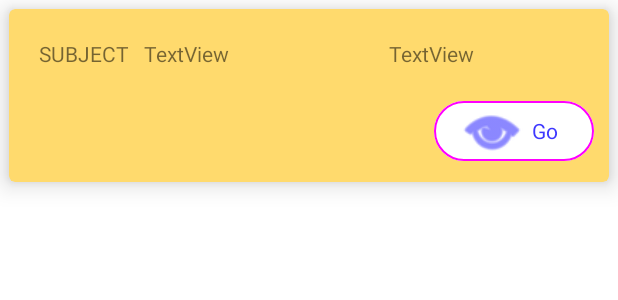
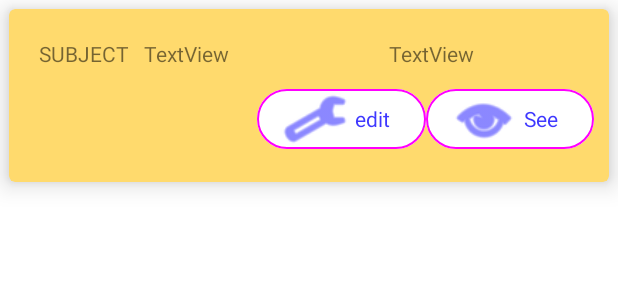
Before and after one commit to 2DAMPRACTICASPRESENCIALES/LepreNotes_App, an Android app: the layout activity_main_item.xml on its own in the app's theme, with its tools: preview values and no code run, on a phone screen of 412 x 824 dp. Shown: the top 300 px of the screen. Run offline under Robolectric (Android 15) with nearby library versions, the phone set to English and light mode, and no system bars.

Commit message:
Update edit note, but not finish

```diff
--- a/app/src/main/AndroidManifest.xml
+++ b/app/src/main/AndroidManifest.xml
@@ -15,6 +15,9 @@
         android:supportsRtl="true"
         android:theme="@style/Theme.LepreNotesApp"
         tools:targetApi="31">
+        <activity
+            android:name=".view.EditNoteActivity"
+            android:exported="false" />
         <activity
             android:name=".view.ListReviewsActivity"
             android:exported="false" />
--- a/app/src/main/java/com/example/leprenotesapp/domain/NoteSingleton.java
+++ b/app/src/main/java/com/example/leprenotesapp/domain/NoteSingleton.java
@@ -9,7 +9,7 @@ public class NoteSingleton {
     private long id;
     private String title;
     private String subject;
-    private byte[] content;
+    private String content;
     private String schoolYear;
     private int price;
 
@@ -46,11 +46,11 @@ public class NoteSingleton {
         this.subject = subject;
     }
 
-    public byte[] getContent() {
+    public String getContent() {
         return content;
     }
 
-    public void setContent(byte[] content) {
+    public void setContent(String content) {
         this.content = content;
     }
 
--- a/app/src/main/res/layout/activity_main_item.xml
+++ b/app/src/main/res/layout/activity_main_item.xml
@@ -50,6 +50,26 @@
 
         </LinearLayout>
 
+        <LinearLayout
+            android:layout_width="match_parent"
+            android:layout_height="match_parent"
+            android:gravity="right"
+            android:orientation="horizontal">
+
+            <Button
+                android:id="@+id/main_rcview_editbutton"
+                style="@style/Widget.Material3.Button.OutlinedButton.Icon"
+                android:layout_width="wrap_content"
+                android:layout_height="48dp"
+                android:layout_gravity="right|center_horizontal"
+                android:layout_marginTop="8dp"
+                android:backgroundTint="@color/white"
+                android:text="@string/edit"
+                android:textSize="14sp"
+                app:icon="@android:drawable/ic_menu_preferences"
+                app:iconGravity="textStart"
+                app:iconSize="45dp" />
+
             <Button
                 android:id="@+id/main_rcview_seebutton"
                 style="@style/Widget.Material3.Button.OutlinedButton.Icon"
@@ -57,12 +77,13 @@
                 android:layout_height="48dp"
                 android:layout_gravity="right|center_horizontal"
                 android:layout_marginTop="8dp"
-            android:text="@string/go"
+                android:backgroundTint="@color/white"
+                android:text="@string/see"
                 android:textSize="14sp"
                 app:icon="@android:drawable/ic_menu_view"
                 app:iconGravity="textStart"
-            app:iconSize="45dp"
-            android:backgroundTint="@color/white" />
+                app:iconSize="45dp" />
+        </LinearLayout>
     </LinearLayout>
 
 </com.google.android.material.card.MaterialCardView>
--- a/app/src/main/res/values/strings.xml
+++ b/app/src/main/res/values/strings.xml
@@ -3,4 +3,6 @@
     <string name="go">Go</string>
     <string name="subject">SUBJECT</string>
     <string name="price">PRICE</string>
+    <string name="see">See</string>
+    <string name="edit">edit</string>
 </resources>
```
Also changed, not shown: app/src/main/java/com/example/leprenotesapp/adapter/ListNotesAdapter.java (+21 -1 lines), app/src/main/java/com/example/leprenotesapp/domain/Notes.java (+4 -4 lines), app/src/main/java/com/example/leprenotesapp/view/EditNoteActivity.java (added, +74 -0 lines), app/src/main/res/layout/activity_edit_note.xml (added, +117 -0 lines). Lines whose indentation alone changed are shown as unchanged.
